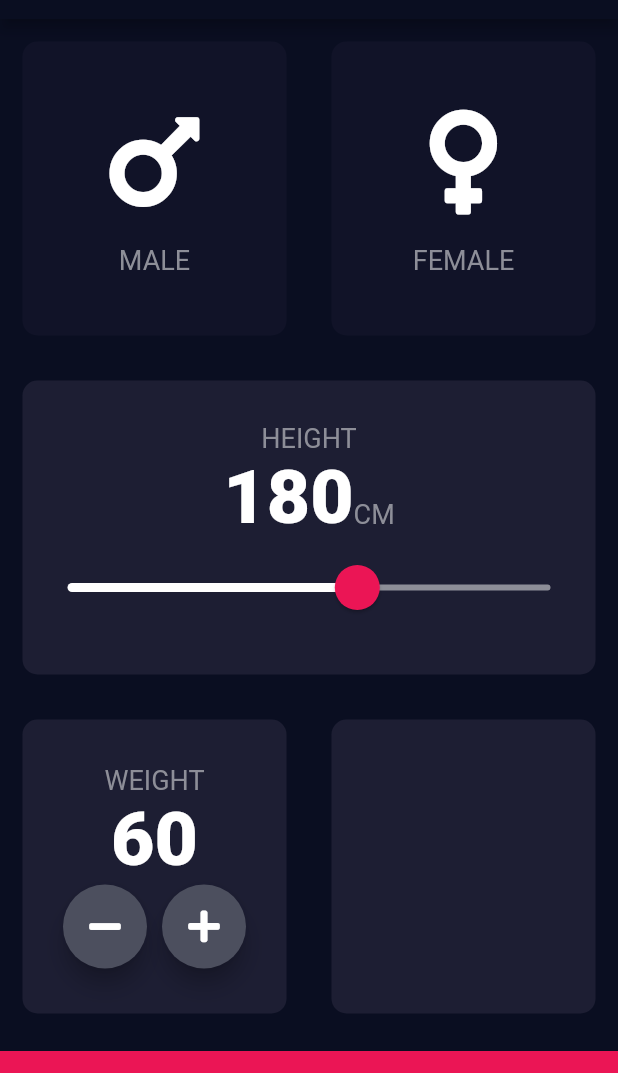
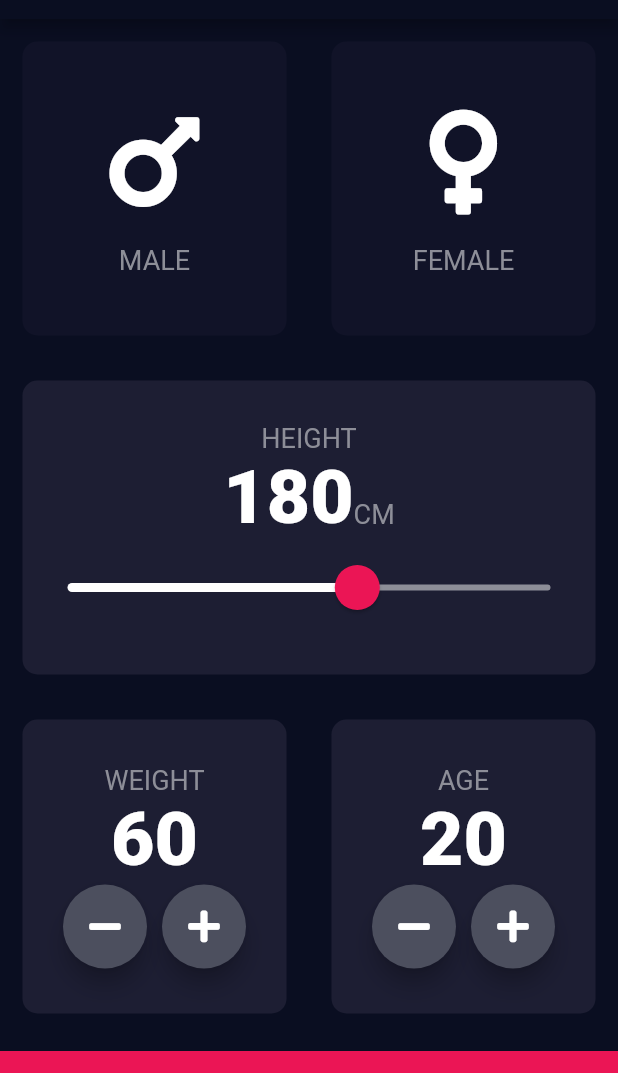
Before and after one commit to davejjwilliams/flutter-bmi-calculator, a Flutter app: the screen it shows after launch, on a phone screen of 412 x 824 dp, the part 65-1138 px from its top. Run offline on Flutter 3.47's test engine with Material 2 defaults, Android fonts, the phone set to English and light mode, and no system bars; our stand-ins replace font_awesome_flutter.

Commit message:
Age Card

```diff
--- a/lib/input_page.dart
+++ b/lib/input_page.dart
@@ -16,6 +16,7 @@ class _InputPageState extends State<InputPage> {
   Sex selectedSex;
   int height = 180;
   int weight = 60;
+  int age = 20;
 
   @override
   Widget build(BuildContext context) {
@@ -160,6 +161,43 @@ class _InputPageState extends State<InputPage> {
                   Expanded(
                     child: ReusableCard(
                       colour: kActiveCardColour,
+                      cardChild: Column(
+                        mainAxisAlignment: MainAxisAlignment.center,
+                        children: [
+                          Text(
+                            "AGE",
+                            style: kCardTextStyle,
+                          ),
+                          Text(
+                            age.toString(),
+                            style: kNumberStyle,
+                          ),
+                          Row(
+                            mainAxisAlignment: MainAxisAlignment.center,
+                            children: [
+                              RoundIconButton(
+                                icon: FontAwesomeIcons.minus,
+                                onPress: () {
+                                  this.setState(() {
+                                    age--;
+                                  });
+                                },
+                              ),
+                              SizedBox(
+                                width: 10.0,
+                              ),
+                              RoundIconButton(
+                                icon: FontAwesomeIcons.plus,
+                                onPress: () {
+                                  this.setState(() {
+                                    age++;
+                                  });
+                                },
+                              ),
+                            ],
+                          )
+                        ],
+                      ),
                     ),
                   ),
                 ],
```
